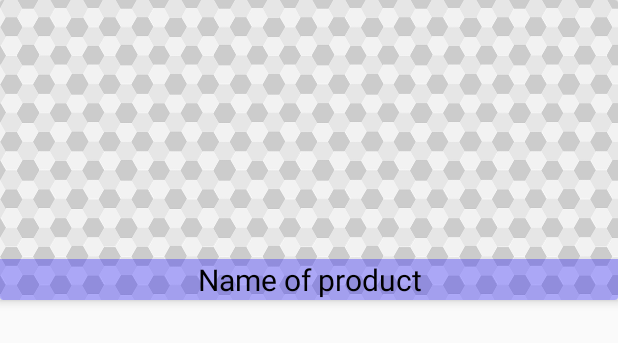
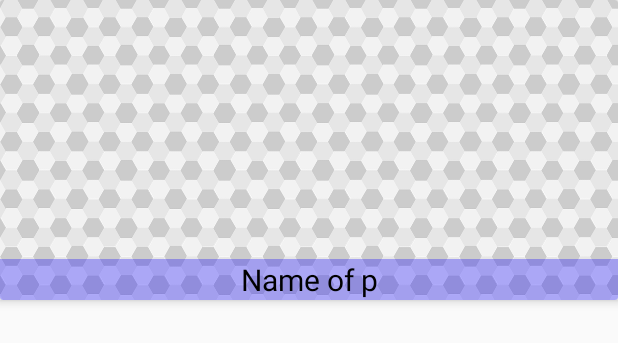
Before and after one commit to rrfamily/RRsoft, an Android app: the layout product_item.xml on its own in the app's theme, with its tools: preview values and no code run, on a phone screen of 412 x 824 dp. Shown: the top 343 px of the screen. Run offline under Robolectric (Android 15) with nearby library versions, the phone set to English and light mode, and no system bars.

Commit message:
changes made to productlist

```diff
--- a/app/src/main/res/layout/product_item.xml
+++ b/app/src/main/res/layout/product_item.xml
@@ -23,7 +23,7 @@
 
         <TextView
             android:id="@+id/product_name"
-            android:text="Name of product"
+            android:text="Name of p"
             android:textColor="@android:color/black"
             android:background="#4F0E00FF"
             android:textSize="20sp"
```
Also changed, not shown: app/src/main/java/com/example/rrgroup/ProductList.java (+32 -7 lines).
